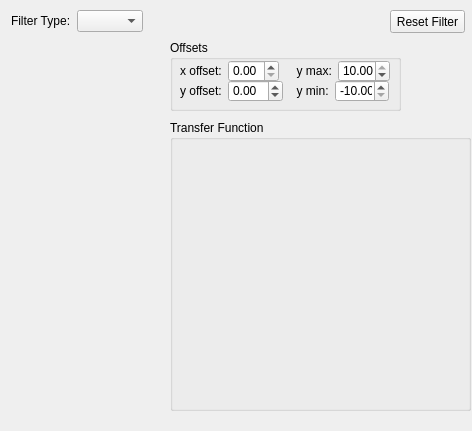
Above: l674_lock_ui/widgets/iir.ui from OxfordIonTrapGroup/stabilizer-ui before the change. Below: the same form after it.
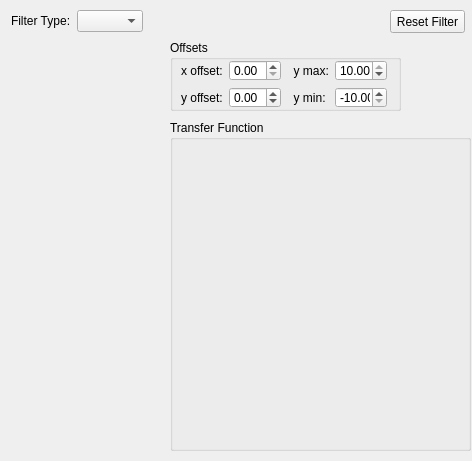
That is the form after the change. Custom widgets are drawn as their Qt base class.

What changed in the file:
```diff
--- a/l674_lock_ui/widgets/iir.ui
+++ b/l674_lock_ui/widgets/iir.ui
@@ -7,7 +7,7 @@
     <x>0</x>
     <y>0</y>
     <width>472</width>
-    <height>431</height>
+    <height>461</height>
    </rect>
   </property>
   <property name="windowTitle">
@@ -41,7 +41,7 @@
      <x>11</x>
      <y>40</y>
      <width>151</width>
-     <height>371</height>
+     <height>411</height>
     </rect>
    </property>
    <property name="currentIndex">
@@ -54,12 +54,22 @@
      <x>170</x>
      <y>120</y>
      <width>301</width>
-     <height>291</height>
+     <height>331</height>
     </rect>
    </property>
    <property name="title">
     <string>Transfer Function</string>
    </property>
+   <widget class="GraphicsLayoutWidget" name="transferFunctionView">
+    <property name="geometry">
+     <rect>
+      <x>10</x>
+      <y>20</y>
+      <width>281</width>
+      <height>301</height>
+     </rect>
+    </property>
+   </widget>
   </widget>
   <widget class="QPushButton" name="resetFilterButton">
    <property name="geometry">
@@ -86,48 +96,16 @@
    <property name="title">
     <string>Offsets</string>
    </property>
-   <widget class="QWidget" name="layoutWidget_4">
+   <widget class="QWidget" name="">
     <property name="geometry">
      <rect>
-      <x>120</x>
+      <x>11</x>
       <y>20</y>
-      <width>100</width>
-      <height>22</height>
+      <width>207</width>
+      <height>48</height>
      </rect>
     </property>
-    <layout class="QGridLayout" name="gridLayout_6">
-     <item row="0" column="0">
-      <widget class="QLabel" name="label_6">
-       <property name="text">
-        <string>  y max:</string>
-       </property>
-      </widget>
-     </item>
-     <item row="0" column="1">
-      <widget class="QDoubleSpinBox" name="y_maxBox">
-       <property name="minimum">
-        <double>-10.000000000000000</double>
-       </property>
-       <property name="maximum">
-        <double>10.000000000000000</double>
-       </property>
-       <property name="value">
-        <double>10.000000000000000</double>
-       </property>
-      </widget>
-     </item>
-    </layout>
-   </widget>
-   <widget class="QWidget" name="layoutWidget">
-    <property name="geometry">
-     <rect>
-      <x>10</x>
-      <y>20</y>
-      <width>99</width>
-      <height>22</height>
-     </rect>
-    </property>
-    <layout class="QGridLayout" name="gridLayout_4">
+    <layout class="QGridLayout" name="gridLayout_2">
      <item row="0" column="0">
       <widget class="QLabel" name="label_4">
        <property name="text">
@@ -142,26 +120,34 @@
        </property>
       </widget>
      </item>
-    </layout>
-   </widget>
-   <widget class="QWidget" name="layoutWidget_3">
-    <property name="geometry">
-     <rect>
-      <x>10</x>
-      <y>40</y>
-      <width>103</width>
-      <height>22</height>
-     </rect>
-    </property>
-    <layout class="QGridLayout" name="gridLayout_5">
-     <item row="0" column="0">
+     <item row="0" column="2">
+      <widget class="QLabel" name="label_6">
+       <property name="text">
+        <string>  y max:</string>
+       </property>
+      </widget>
+     </item>
+     <item row="0" column="3">
+      <widget class="QDoubleSpinBox" name="y_maxBox">
+       <property name="minimum">
+        <double>-10.000000000000000</double>
+       </property>
+       <property name="maximum">
+        <double>10.000000000000000</double>
+       </property>
+       <property name="value">
+        <double>10.000000000000000</double>
+       </property>
+      </widget>
+     </item>
+     <item row="1" column="0">
       <widget class="QLabel" name="label_5">
        <property name="text">
         <string>y offset:</string>
        </property>
       </widget>
      </item>
-     <item row="0" column="1">
+     <item row="1" column="1">
       <widget class="QDoubleSpinBox" name="y_offsetBox">
        <property name="minimum">
         <double>-10.000000000000000</double>
@@ -171,26 +157,14 @@
        </property>
       </widget>
      </item>
-    </layout>
-   </widget>
-   <widget class="QWidget" name="layoutWidget_5">
-    <property name="geometry">
-     <rect>
-      <x>120</x>
-      <y>40</y>
-      <width>99</width>
-      <height>22</height>
-     </rect>
-    </property>
-    <layout class="QGridLayout" name="gridLayout_7">
-     <item row="0" column="0">
+     <item row="1" column="2">
       <widget class="QLabel" name="label_7">
        <property name="text">
         <string>  y min:</string>
        </property>
       </widget>
      </item>
-     <item row="0" column="1">
+     <item row="1" column="3">
       <widget class="QDoubleSpinBox" name="y_minBox">
        <property name="minimum">
         <double>-10.000000000000000</double>
@@ -207,6 +181,13 @@
    </widget>
   </widget>
  </widget>
+ <customwidgets>
+  <customwidget>
+   <class>GraphicsLayoutWidget</class>
+   <extends>QWidget</extends>
+   <header>pyqtgraph</header>
+  </customwidget>
+ </customwidgets>
  <resources/>
  <connections>
   <connection>
```
